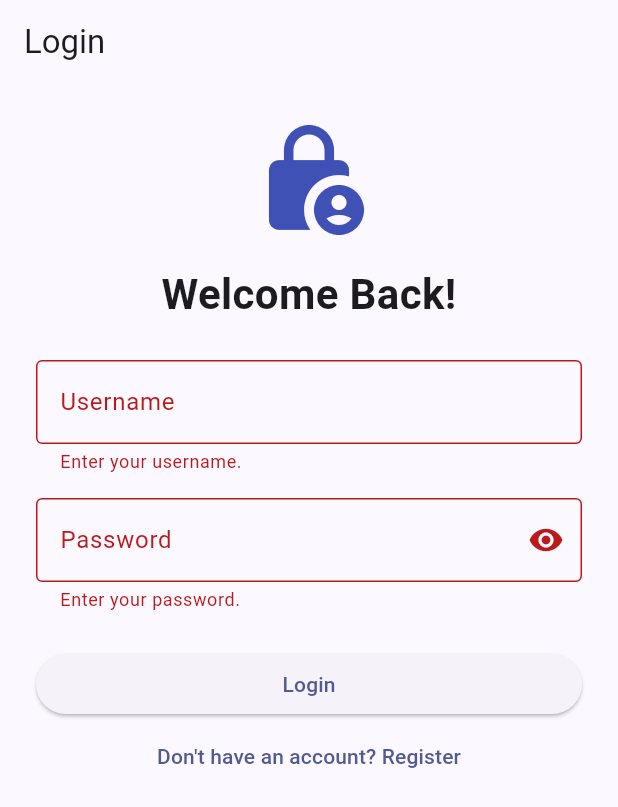
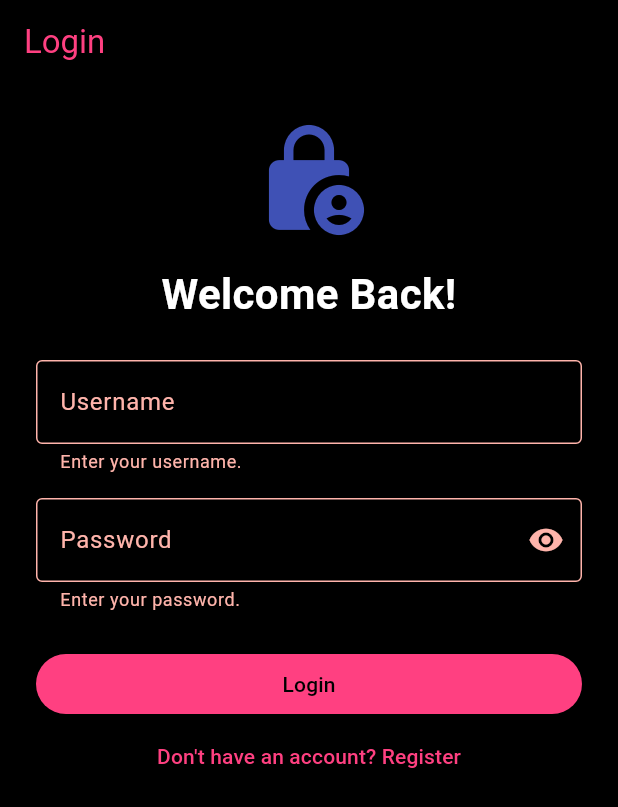
Before and after one commit to jmneoda/Navigation_App, a Flutter app: the screen it shows after launch, after a tap on "Login", on a phone screen of 412 x 824 dp. Shown: the top 807 px of the screen. Run offline on Flutter 3.47's test engine with Material 3 defaults, Android fonts, the phone set to English and light mode, and no system bars.

Commit message:
Update project code

```diff
--- a/lib/login_screen.dart
+++ b/lib/login_screen.dart
@@ -17,20 +17,26 @@ class _LoginScreenState extends State<LoginScreen> {
   bool hidePassword = true;
 
   void login() {
-    if (!formKey.currentState!.validate()) return;
+  if (!formKey.currentState!.validate()) {
+    return;
+  }
 
-    final valid = DemoAuth.login(
+  final isValid = DemoAuth.login(
     usernameController.text.trim(),
     passwordController.text,
   );
 
-    if (valid) {
+  if (isValid) {
     Navigator.of(context).pushReplacement(
-        MaterialPageRoute(builder: (_) => const MainScreen()),
+      MaterialPageRoute(
+        builder: (context) => const MainScreen(),
+      ),
     );
   } else {
     ScaffoldMessenger.of(context).showSnackBar(
-        const SnackBar(content: Text('Invalid username or password.')),
+      const SnackBar(
+        content: Text('Invalid username or password.'),
+      ),
     );
   }
 }
--- a/lib/main.dart
+++ b/lib/main.dart
@@ -10,14 +10,48 @@ class StudentApp extends StatelessWidget {
 
   @override
   Widget build(BuildContext context) {
+    final colorScheme = ColorScheme.fromSeed(
+      seedColor: Colors.pinkAccent,
+      brightness: Brightness.dark,
+    ).copyWith(
+      primary: Colors.pinkAccent,
+      onPrimary: Colors.black,
+      surface: Colors.black,
+      onSurface: Colors.white,
+    );
+
     return MaterialApp(
       debugShowCheckedModeBanner: false,
       title: 'Student Navigation App',
       theme: ThemeData(
-        colorScheme: ColorScheme.fromSeed(
-          seedColor: Colors.indigo,
+        useMaterial3: true,
+        colorScheme: colorScheme,
+        scaffoldBackgroundColor: Colors.black,
+        appBarTheme: const AppBarTheme(
+          backgroundColor: Colors.black,
+          foregroundColor: Colors.pinkAccent,
+          elevation: 0,
         ),
-        useMaterial3: true,
+        navigationBarTheme: const NavigationBarThemeData(
+          backgroundColor: Colors.black,
+          indicatorColor: Color(0x4DFF4081),
+        ),
+        floatingActionButtonTheme: const FloatingActionButtonThemeData(
+          backgroundColor: Colors.pinkAccent,
+          foregroundColor: Colors.black,
+        ),
+        elevatedButtonTheme: ElevatedButtonThemeData(
+          style: ElevatedButton.styleFrom(
+            backgroundColor: Colors.pinkAccent,
+            foregroundColor: Colors.black,
+          ),
+        ),
+        inputDecorationTheme: const InputDecorationTheme(
+          border: OutlineInputBorder(),
+          focusedBorder: OutlineInputBorder(
+            borderSide: BorderSide(color: Colors.pinkAccent, width: 2),
+          ),
+        ),
       ),
       home: const LoginScreen(),
     );
```
Also changed, not shown: lib/calculator_screen.dart (+13 -35 lines), lib/dashboard_page.dart (added, +79 -0 lines), lib/main_screen.dart (+15 -15 lines), lib/profile_page.dart (+39 -6 lines), lib/register_screen.dart (+18 -6 lines), lib/social_media/create_post_sheet.dart (+5 -17 lines), lib/social_media/post.dart (+8 -2 lines), lib/social_media/post_card.dart (+34 -84 lines), lib/social_media/social_media.dart (+13 -34 lines). Lines whose indentation alone changed are shown as unchanged.
